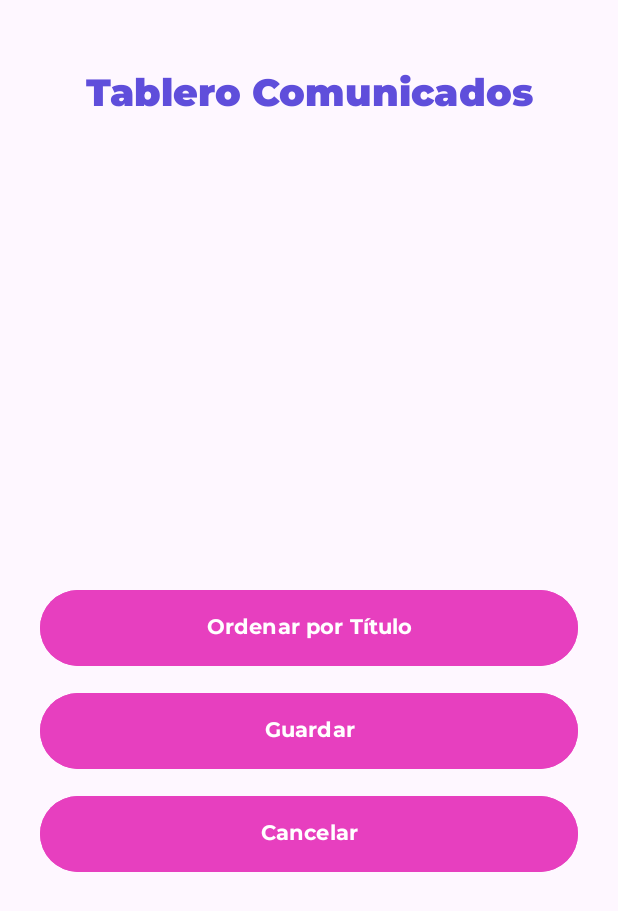
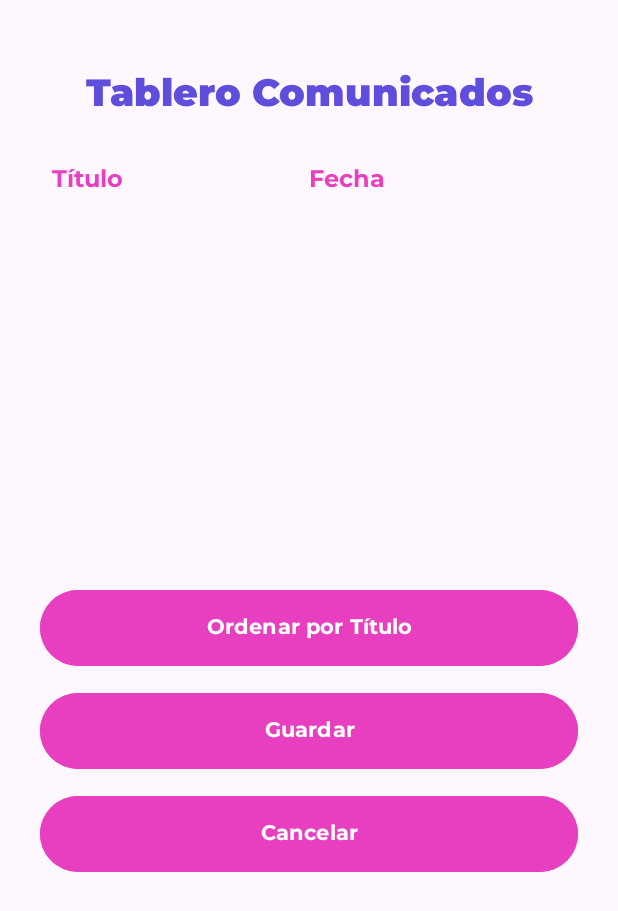
Before and after one commit to OliverCode-maker/ProyectoPOO_P5_G9, an Android app: the MisComunicadosActivity screen opened directly, with no data from a screen before it, after a tap on "Guardar", on a phone screen of 412 x 824 dp. Shown: the top 911 px of the screen. Run offline under Robolectric (Android 15) with nearby library versions, the phone set to English and light mode, and no system bars; 1 statement that could not run was skipped.

```diff
--- a/app/src/main/java/com/example/comunicadosespol/MisComunicadosActivity.java
+++ b/app/src/main/java/com/example/comunicadosespol/MisComunicadosActivity.java
@@ -1,9 +1,12 @@
 package com.example.comunicadosespol;
 
+import android.graphics.Typeface;
 import android.os.Bundle;
 import android.view.View;
 import android.widget.Button;
 import android.widget.LinearLayout;
+import android.widget.TableLayout;
+import android.widget.TableRow;
 import android.widget.TextView;
 import android.widget.Toast;
 
@@ -13,10 +16,14 @@ import androidx.core.graphics.Insets;
 import androidx.core.view.ViewCompat;
 import androidx.core.view.WindowInsetsCompat;
 
+import java.io.BufferedReader;
+import java.io.BufferedWriter;
 import java.io.FileOutputStream;
+import java.io.InputStreamReader;
 import java.io.ObjectOutputStream;
 import java.text.SimpleDateFormat;
 import java.util.ArrayList;
+import java.util.Date;
 
 import Modelo.Anuncio;
 import Modelo.Comunicado;
@@ -24,7 +31,7 @@ import Modelo.Evento;
 
 public class MisComunicadosActivity extends AppCompatActivity {
     private Button btnOrdenar;
-    private LinearLayout misComLayout;
+    private TableLayout misComLayout;
     private Button btnGuardar;
     private Button btnCancelar;
 
@@ -45,85 +52,102 @@ public class MisComunicadosActivity extends AppCompatActivity {
         btnOrdenar = findViewById(R.id.btnOrdenPorTitulo);
         btnCancelar = findViewById(R.id.btnCancel);
         btnGuardar = findViewById(R.id.btnSave);
-        misComLayout = findViewById(R.id.scrollLayout);
+        misComLayout = findViewById(R.id.tablaMisComunicados);
 
-        cargarComunicados();
+        Thread cargarComunicadosThread = new Thread(new Runnable() {
+            @Override
+            public void run() {
+                cargarComunicados();
+            }
+        });
+
+        cargarComunicadosThread.start();
+        try {
+            cargarComunicadosThread.join();
+        } catch (InterruptedException e) {
+            e.printStackTrace();
+        }
         agregarComunicadosAlLayout(comunicados);
     }
 
     public void cargarComunicados() {
         comunicados.clear();
-        try {
-            java.io.FileInputStream fis = openFileInput("comunicados.txt");
-            java.io.BufferedReader reader = new java.io.BufferedReader(new java.io.InputStreamReader(fis));
+        try (BufferedReader reader = new BufferedReader(new InputStreamReader(openFileInput("comunicados.txt")))) {
             String line;
             while ((line = reader.readLine()) != null) {
-                // Anuncio: id,tipo,area,titulo,audiencia,descripcion,nombreImagen,urgencia
-                // Evento: id,tipo,area,titulo,audiencia,descripcion,nombreImagen,lugar,fecha
                 String[] parts = line.split(",");
-                if (parts.length == 8 && parts[1].equalsIgnoreCase("Anuncio")) {
-                    // Los índices correctos para Anuncio: area, titulo, audiencia, descripcion, nombreImagen, urgencia
-                    comunicados.add(new Anuncio(parts[1], parts[2], parts[3], parts[4], parts[5], parts[6], parts[7]));
-                } else if (parts.length == 9 && parts[1].equalsIgnoreCase("Evento")) {
-                    // Los índices correctos para Evento: area, titulo, audiencia, descripcion, nombreImagen, lugar, fecha
-                    comunicados.add(new Evento(parts[1], parts[2], parts[3], parts[4], parts[5], parts[6], parts[7], parts[8]));
+                if (parts.length >= 8) {
+                    if ("Anuncio".equalsIgnoreCase(parts[1])) {
+                        comunicados.add(new Anuncio(parts[1], parts[2], parts[3],
+                                parts[4], parts[5], parts[6], parts[7]));
+                    } else if ("Evento".equalsIgnoreCase(parts[1]) && parts.length == 9) {
+                        comunicados.add(new Evento(parts[1], parts[2], parts[3], parts[4],
+                                parts[5], parts[6], parts[7], parts[8]));
+                    }
                 }
             }
-            reader.close();
-            fis.close();
         } catch (Exception e) {
-            Toast.makeText(this, "Error al cargar los comunicados: " + e.getMessage(), Toast.LENGTH_SHORT).show();
+            Toast.makeText(this, "Error al cargar: " + e.getMessage(), Toast.LENGTH_SHORT).show();
         }
     }
 
+
+
     public void agregarComunicadosAlLayout(ArrayList<Comunicado> comunicados) {
-        // Limpiar el contenedor antes de agregar el nuevo comunicado
         misComLayout.removeAllViews();
 
+        // Crear encabezado
+        TableRow headerRow = new TableRow(this);
 
-        int i = 0;
+        TextView headerTitulo = new TextView(this);
+        headerTitulo.setText("Título");
+        headerTitulo.setTextAppearance(this, R.style.TablaHeader);
 
+        TextView headerFecha = new TextView(this);
+        headerFecha.setText("Fecha");
+        headerFecha.setTextAppearance(this, R.style.TablaHeader);
+
+        // Layout params para que se expandan igual
+        TableRow.LayoutParams params = new TableRow.LayoutParams(0, TableRow.LayoutParams.WRAP_CONTENT, 1f);
+        headerTitulo.setLayoutParams(params);
+        headerFecha.setLayoutParams(params);
+
+        headerRow.addView(headerTitulo);
+        headerRow.addView(headerFecha);
+        misComLayout.addView(headerRow);
+
+        // Agregar comunicados
         for (Comunicado comunicado : comunicados) {
-            View item = getLayoutInflater().inflate(R.layout.item_mis_comunicados, misComLayout, false);
-            TextView Titulo = item.findViewById(R.id.Titulo);
-            // Título
-            if (i == 0){
-                Titulo.setText("Titulo");
-            }
-            else{
-                Titulo.setText(comunicado.getTitulo());
-            }
-            TextView Fecha = item.findViewById(R.id.Fecha);
-            if ( i == 0) {
-                Fecha.setText("Fecha");
-                i++;
-            }
-            else if (comunicado instanceof Anuncio) {
-                Fecha.setText("Anuncio no posee fecha");
-            } else if (comunicado instanceof Evento) {
-                Fecha.setText(((Evento) comunicado).getFecha());
-            }
+            TableRow row = new TableRow(this);
 
-            // IMPORTANTE: Agregar la vista al layout
-            misComLayout.addView(item);
+            TextView tituloCell = new TextView(this);
+            tituloCell.setText(comunicado.getTitulo());
+            tituloCell.setTextAppearance(this, R.style.TablaCelda);
+
+            TextView fechaCell = new TextView(this);
+            String fecha = comunicado instanceof Evento ? ((Evento) comunicado).getFecha() : "Sin fecha";
+            fechaCell.setText(fecha);
+            fechaCell.setTextAppearance(this, R.style.TablaCelda);
+
+            // Mismo layout params
+            tituloCell.setLayoutParams(params);
+            fechaCell.setLayoutParams(params);
+
+            row.addView(tituloCell);
+            row.addView(fechaCell);
+            misComLayout.addView(row);
         }
     }
-
     public void ordenar(View view) {
         comunicados.sort(Comunicado::compareTo);
         agregarComunicadosAlLayout(comunicados);
     }
 
+    // Simplificar la serialización
     public void serializarComunicado(View view) {
-        SimpleDateFormat sdf = new SimpleDateFormat("dd_MM_yyyy");
-        String fecha = sdf.format(new java.util.Date());
-        String fileName = "comunicados_al_" + fecha + ".dat";
-        try {
-            FileOutputStream fos = openFileOutput(fileName, MODE_PRIVATE);
-            ObjectOutputStream oos = new ObjectOutputStream(fos);
+        String fileName = "comunicados_al_" + new SimpleDateFormat("dd_MM_yyyy").format(new Date()) + ".dat";
+        try (ObjectOutputStream oos = new ObjectOutputStream(openFileOutput(fileName, MODE_PRIVATE))) {
             oos.writeObject(comunicados);
-            oos.close();
-            fos.close();
             Toast.makeText(this, "Lista serializada en " + fileName, Toast.LENGTH_SHORT).show();
         } catch (Exception e) {
             Toast.makeText(this, "Error al serializar: " + e.getMessage(), Toast.LENGTH_SHORT).show();
--- /dev/null
+++ b/app/src/main/res/drawable/borde_redondeado.xml
@@ -0,0 +1,6 @@
+<?xml version="1.0" encoding="utf-8"?>
+<shape xmlns:android="http://schemas.android.com/apk/res/android">
+    <solid android:color="@android:color/transparent"/>
+    <stroke android:width="1dp" android:color="@color/azul_primario"/>
+    <corners android:radius="8dp"/>
+</shape>
--- a/app/src/main/res/layout/activity_mis_comunicados.xml
+++ b/app/src/main/res/layout/activity_mis_comunicados.xml
@@ -37,13 +37,17 @@
         <ScrollView
             android:id="@+id/scroll"
             android:layout_width="match_parent"
-            android:layout_height="280dp">
+            android:layout_height="280dp"
 
-            <LinearLayout
-                android:id="@+id/scrollLayout"
+            >
+
+            <TableLayout
+                android:id="@+id/tablaMisComunicados"
                 android:layout_width="match_parent"
                 android:layout_height="wrap_content"
-                android:orientation="vertical" />
+                android:stretchColumns="*"
+                android:shrinkColumns="*"
+            android:padding="8dp"/>
         </ScrollView>
 
         <Button
--- a/app/src/main/res/layout/activity_publ_comunicados.xml
+++ b/app/src/main/res/layout/activity_publ_comunicados.xml
@@ -1,4 +1,3 @@
-
 <?xml version="1.0" encoding="utf-8"?>
 <androidx.constraintlayout.widget.ConstraintLayout xmlns:android="http://schemas.android.com/apk/res/android"
     xmlns:app="http://schemas.android.com/apk/res-auto"
--- a/app/src/main/res/values/themes.xml
+++ b/app/src/main/res/values/themes.xml
@@ -6,4 +6,23 @@
     </style>
 
     <style name="Theme.ComunicadosESPOL" parent="Base.Theme.ComunicadosESPOL" />
+    <style name="TablaHeader">
+        <item name="android:textColor">@color/rosa_primario</item>
+        <item name="android:background">@color/azul_primario</item>
+        <item name="android:gravity">center</item>
+        <item name="android:textAlignment">center</item>
+        <item name="android:padding">16dp</item>
+        <item name="android:textSize">16sp</item>
+        <item name="android:fontFamily">@font/montserrat_bold</item>
+    </style>
+
+    <!-- Estilo para las celdas normales -->
+    <style name="TablaCelda">
+        <item name="android:textColor">@color/azul_primario</item>
+        <item name="android:gravity">center</item>
+        <item name="android:textAlignment">center</item>
+        <item name="android:padding">12dp</item>
+        <item name="android:textSize">14sp</item>
+        <item name="android:fontFamily">@font/montserrat_medium</item>
+    </style>
 </resources>
```
